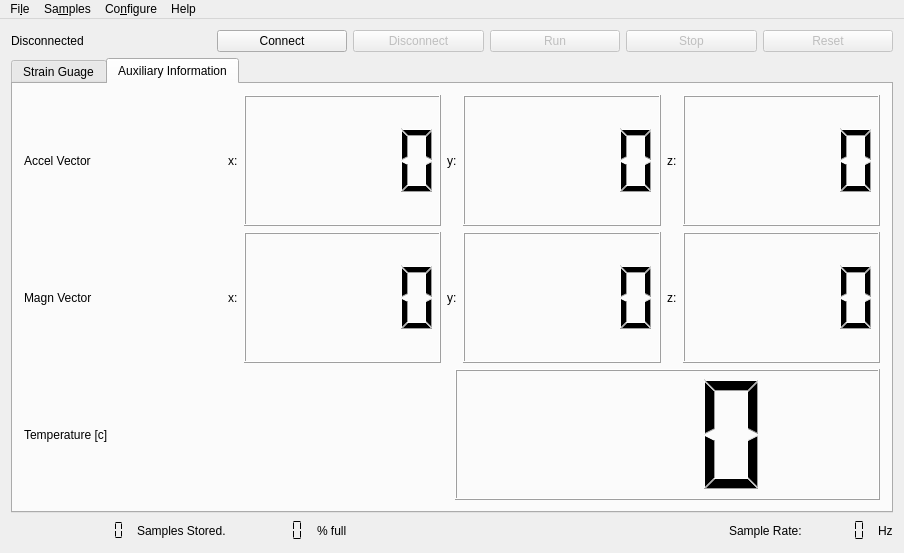
Above: mainwindow.ui from IMbackK/TelsysMaster before the change. Below: the same form after it.
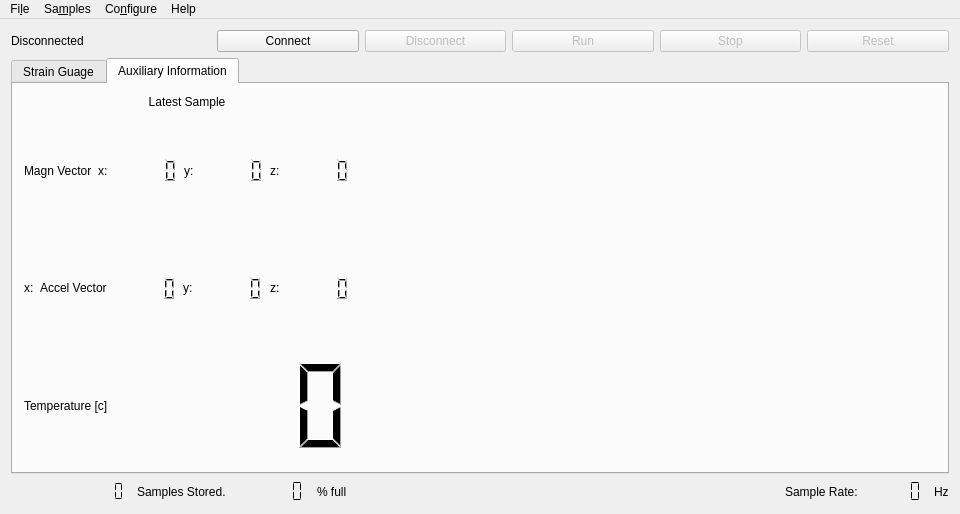
That is the form after the change. The open tabs and pages were chosen to show the change. Custom widgets are drawn as their Qt base class.

The edit to the form file:
```diff
--- a/mainwindow.ui
+++ b/mainwindow.ui
@@ -6,8 +6,8 @@
    <rect>
     <x>0</x>
     <y>0</y>
-    <width>904</width>
-    <height>553</height>
+    <width>960</width>
+    <height>514</height>
    </rect>
   </property>
   <property name="minimumSize">
@@ -113,85 +113,50 @@
         <item>
          <layout class="QHBoxLayout" name="horizontalLayout_2">
           <item>
-           <widget class="QListWidget" name="listWidget">
-            <property name="maximumSize">
-             <size>
-              <width>300</width>
-              <height>16777215</height>
-             </size>
-            </property>
-           </widget>
-          </item>
-          <item>
-           <widget class="QCustomPlot" name="plot" native="true"/>
+           <widget class="Plot" name="plot" native="true"/>
           </item>
          </layout>
         </item>
+        <item>
+         <widget class="QLabel" name="label_LatestSample">
+          <property name="sizePolicy">
+           <sizepolicy hsizetype="Minimum" vsizetype="Fixed">
+            <horstretch>0</horstretch>
+            <verstretch>0</verstretch>
+           </sizepolicy>
+          </property>
+          <property name="text">
+           <string/>
+          </property>
+         </widget>
+        </item>
        </layout>
       </widget>
       <widget class="QWidget" name="tab_2">
        <attribute name="title">
         <string>Auxiliary Information</string>
        </attribute>
+       <layout class="QHBoxLayout" name="horizontalLayout_7" stretch="0,1">
+        <item>
        <layout class="QVBoxLayout" name="verticalLayout_4">
-        <item>
-         <layout class="QHBoxLayout" name="horizontalLayout_3">
-          <item>
-           <widget class="QLabel" name="label_4">
-            <property name="text">
-             <string>Accel Vector</string>
-            </property>
-           </widget>
-          </item>
+          <property name="sizeConstraint">
+           <enum>QLayout::SetMinAndMaxSize</enum>
+          </property>
           <item>
-           <widget class="QLabel" name="label_5">
+           <widget class="QLabel" name="label_13">
             <property name="sizePolicy">
-             <sizepolicy hsizetype="Fixed" vsizetype="Preferred">
+             <sizepolicy hsizetype="Preferred" vsizetype="Fixed">
               <horstretch>0</horstretch>
               <verstretch>0</verstretch>
              </sizepolicy>
             </property>
             <property name="text">
-             <string>x:</string>
+             <string>Latest Sample</string>
             </property>
-           </widget>
-          </item>
-          <item>
-           <widget class="QLCDNumber" name="lcdNumber"/>
-          </item>
-          <item>
-           <widget class="QLabel" name="label_6">
-            <property name="sizePolicy">
-             <sizepolicy hsizetype="Fixed" vsizetype="Preferred">
-              <horstretch>0</horstretch>
-              <verstretch>0</verstretch>
-             </sizepolicy>
+            <property name="alignment">
+             <set>Qt::AlignCenter</set>
             </property>
-            <property name="text">
-             <string>y:</string>
-            </property>
            </widget>
-          </item>
-          <item>
-           <widget class="QLCDNumber" name="lcdNumber_3"/>
-          </item>
-          <item>
-           <widget class="QLabel" name="label_7">
-            <property name="sizePolicy">
-             <sizepolicy hsizetype="Fixed" vsizetype="Preferred">
-              <horstretch>0</horstretch>
-              <verstretch>0</verstretch>
-             </sizepolicy>
-            </property>
-            <property name="text">
-             <string>z:</string>
-            </property>
-           </widget>
-          </item>
-          <item>
-           <widget class="QLCDNumber" name="lcdNumber_4"/>
-          </item>
-         </layout>
         </item>
         <item>
          <layout class="QHBoxLayout" name="horizontalLayout_4">
@@ -223,6 +188,9 @@
               <height>0</height>
              </size>
             </property>
+              <property name="frameShape">
+               <enum>QFrame::NoFrame</enum>
+              </property>
            </widget>
           </item>
           <item>
@@ -246,6 +214,9 @@
               <height>0</height>
              </size>
             </property>
+              <property name="frameShape">
+               <enum>QFrame::NoFrame</enum>
+              </property>
             <property name="intValue" stdset="0">
              <number>0</number>
             </property>
@@ -272,6 +243,80 @@
               <height>0</height>
              </size>
             </property>
+              <property name="frameShape">
+               <enum>QFrame::NoFrame</enum>
+              </property>
+             </widget>
+            </item>
+           </layout>
+          </item>
+          <item>
+           <layout class="QHBoxLayout" name="horizontalLayout_3">
+            <item>
+             <widget class="QLabel" name="label_5">
+              <property name="sizePolicy">
+               <sizepolicy hsizetype="Fixed" vsizetype="Preferred">
+                <horstretch>0</horstretch>
+                <verstretch>0</verstretch>
+               </sizepolicy>
+              </property>
+              <property name="text">
+               <string>x:</string>
+              </property>
+             </widget>
+            </item>
+            <item>
+             <widget class="QLabel" name="label_4">
+              <property name="text">
+               <string>Accel Vector</string>
+              </property>
+             </widget>
+            </item>
+            <item>
+             <widget class="QLCDNumber" name="lcdNumber">
+              <property name="frameShape">
+               <enum>QFrame::NoFrame</enum>
+              </property>
+             </widget>
+            </item>
+            <item>
+             <widget class="QLabel" name="label_6">
+              <property name="sizePolicy">
+               <sizepolicy hsizetype="Fixed" vsizetype="Preferred">
+                <horstretch>0</horstretch>
+                <verstretch>0</verstretch>
+               </sizepolicy>
+              </property>
+              <property name="text">
+               <string>y:</string>
+              </property>
+             </widget>
+            </item>
+            <item>
+             <widget class="QLCDNumber" name="lcdNumber_3">
+              <property name="frameShape">
+               <enum>QFrame::NoFrame</enum>
+              </property>
+             </widget>
+            </item>
+            <item>
+             <widget class="QLabel" name="label_7">
+              <property name="sizePolicy">
+               <sizepolicy hsizetype="Fixed" vsizetype="Preferred">
+                <horstretch>0</horstretch>
+                <verstretch>0</verstretch>
+               </sizepolicy>
+              </property>
+              <property name="text">
+               <string>z:</string>
+              </property>
+             </widget>
+            </item>
+            <item>
+             <widget class="QLCDNumber" name="lcdNumber_4">
+              <property name="frameShape">
+               <enum>QFrame::NoFrame</enum>
+              </property>
            </widget>
           </item>
          </layout>
@@ -287,12 +332,20 @@
           </item>
           <item>
            <widget class="QLCDNumber" name="lcdNumber_7">
+              <property name="frameShape">
+               <enum>QFrame::NoFrame</enum>
+              </property>
             <property name="digitCount">
              <number>3</number>
             </property>
            </widget>
           </item>
          </layout>
+          </item>
+         </layout>
+        </item>
+        <item>
+         <widget class="Plot" name="widget" native="true"/>
         </item>
        </layout>
       </widget>
@@ -422,7 +475,7 @@
     <rect>
      <x>0</x>
      <y>0</y>
-     <width>904</width>
+     <width>960</width>
      <height>32</height>
     </rect>
    </property>
@@ -474,11 +527,6 @@
     <string>Ctrl+S</string>
    </property>
   </action>
-  <action name="actionConnect">
-   <property name="text">
-    <string>&amp;Connect</string>
-   </property>
-  </action>
   <action name="actionQuit">
    <property name="text">
     <string>&amp;Quit</string>
@@ -560,36 +608,13 @@
     <string>Recalibrate &amp;Offset</string>
    </property>
   </action>
-  <action name="actionStatistics">
-   <property name="text">
-    <string>Statistics</string>
-   </property>
-  </action>
-  <action name="actionAdd_Regression">
-   <property name="text">
-    <string>Add Regression</string>
-   </property>
-  </action>
-  <action name="actionDelete_Regression">
-   <property name="text">
-    <string>Delete Regression</string>
-   </property>
-   <property name="shortcut">
-    <string>Del</string>
-   </property>
-  </action>
-  <action name="actionExport_Selection">
-   <property name="text">
-    <string>Export Selection</string>
-   </property>
-  </action>
  </widget>
  <layoutdefault spacing="6" margin="11"/>
  <customwidgets>
   <customwidget>
-   <class>QCustomPlot</class>
+   <class>Plot</class>
    <extends>QWidget</extends>
-   <header>qcustomplot/qcustomplot.h</header>
+   <header>plot.h</header>
    <container>1</container>
   </customwidget>
  </customwidgets>
```
Lines whose indentation alone changed are shown as unchanged.
